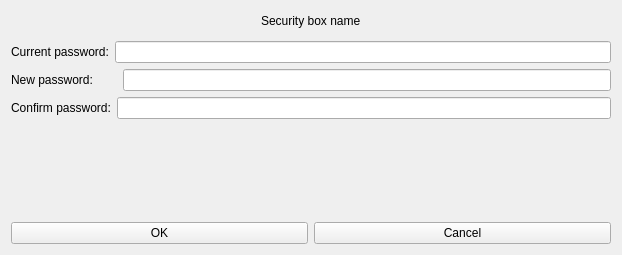
Old version of the form src/ui/box/modify-password.ui in the repository openeuler-mirror/ks-ssr.
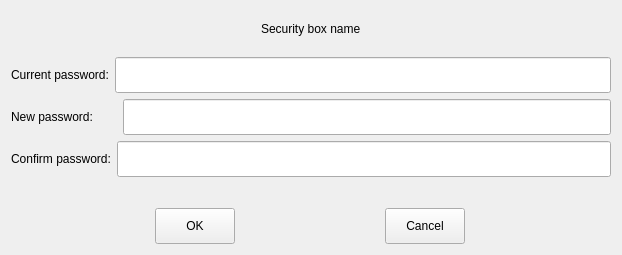
New version of the form. Icons and pictures are not drawn.

What changed in the file:
```diff
--- a/src/ui/box/modify-password.ui
+++ b/src/ui/box/modify-password.ui
@@ -41,6 +41,12 @@
      </item>
      <item>
       <widget class="QLabel" name="m_boxName">
+       <property name="minimumSize">
+        <size>
+         <width>0</width>
+         <height>36</height>
+        </size>
+       </property>
        <property name="text">
         <string>Security box name</string>
        </property>
@@ -71,7 +77,14 @@
       </widget>
      </item>
      <item>
-      <widget class="QLineEdit" name="m_currentPassword"/>
+      <widget class="QLineEdit" name="m_currentPassword">
+       <property name="minimumSize">
+        <size>
+         <width>0</width>
+         <height>36</height>
+        </size>
+       </property>
+      </widget>
      </item>
     </layout>
    </item>
@@ -85,7 +98,14 @@
       </widget>
      </item>
      <item>
-      <widget class="QLineEdit" name="m_newPassword"/>
+      <widget class="QLineEdit" name="m_newPassword">
+       <property name="minimumSize">
+        <size>
+         <width>0</width>
+         <height>36</height>
+        </size>
+       </property>
+      </widget>
      </item>
     </layout>
    </item>
@@ -99,7 +119,14 @@
       </widget>
      </item>
      <item>
-      <widget class="QLineEdit" name="m_confirmPassword"/>
+      <widget class="QLineEdit" name="m_confirmPassword">
+       <property name="minimumSize">
+        <size>
+         <width>0</width>
+         <height>36</height>
+        </size>
+       </property>
+      </widget>
      </item>
     </layout>
    </item>
@@ -120,6 +147,18 @@
     <layout class="QHBoxLayout" name="horizontalLayout_5">
      <item>
       <widget class="QPushButton" name="m_ok">
+       <property name="sizePolicy">
+        <sizepolicy hsizetype="Fixed" vsizetype="Fixed">
+         <horstretch>0</horstretch>
+         <verstretch>0</verstretch>
+        </sizepolicy>
+       </property>
+       <property name="minimumSize">
+        <size>
+         <width>72</width>
+         <height>36</height>
+        </size>
+       </property>
        <property name="text">
         <string>OK</string>
        </property>
@@ -127,6 +166,18 @@
      </item>
      <item>
       <widget class="QPushButton" name="m_cancel">
+       <property name="sizePolicy">
+        <sizepolicy hsizetype="Fixed" vsizetype="Fixed">
+         <horstretch>0</horstretch>
+         <verstretch>0</verstretch>
+        </sizepolicy>
+       </property>
+       <property name="minimumSize">
+        <size>
+         <width>72</width>
+         <height>36</height>
+        </size>
+       </property>
        <property name="text">
         <string>Cancel</string>
        </property>
```
